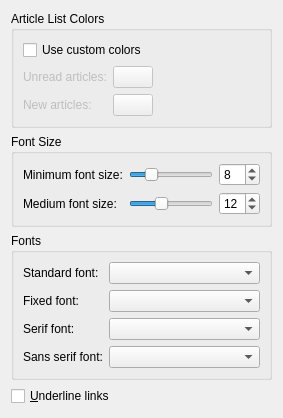
Above: akregator/configuration/settings_appearance.ui from KDE/kdepim before the change. Below: the same form after it.
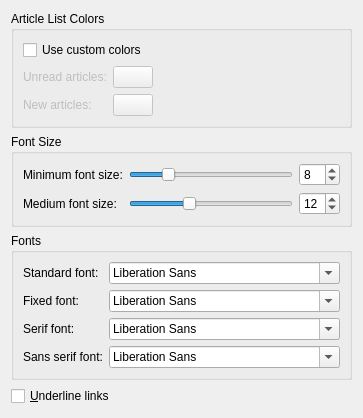
That is the form after the change. Custom widgets are drawn as their Qt base class.

Commit message: KFontComboBox -> QFontComboBox

```diff
--- a/akregator/configuration/settings_appearance.ui
+++ b/akregator/configuration/settings_appearance.ui
@@ -177,7 +177,7 @@
        </widget>
       </item>
       <item row="0" column="1">
-       <widget class="KFontComboBox" name="kcfg_StandardFont"/>
+       <widget class="QFontComboBox" name="kcfg_StandardFont"/>
       </item>
       <item row="1" column="0">
        <widget class="QLabel" name="textLabel2_2">
@@ -187,7 +187,7 @@
        </widget>
       </item>
       <item row="1" column="1">
-       <widget class="KFontComboBox" name="kcfg_FixedFont"/>
+       <widget class="QFontComboBox" name="kcfg_FixedFont"/>
       </item>
       <item row="2" column="0">
        <widget class="QLabel" name="textLabel3">
@@ -197,7 +197,7 @@
        </widget>
       </item>
       <item row="2" column="1">
-       <widget class="KFontComboBox" name="kcfg_SerifFont"/>
+       <widget class="QFontComboBox" name="kcfg_SerifFont"/>
       </item>
       <item row="3" column="0">
        <widget class="QLabel" name="textLabel4">
@@ -207,7 +207,7 @@
        </widget>
       </item>
       <item row="3" column="1">
-       <widget class="KFontComboBox" name="kcfg_SansSerifFont"/>
+       <widget class="QFontComboBox" name="kcfg_SansSerifFont"/>
       </item>
      </layout>
     </widget>
@@ -237,11 +237,6 @@
    <extends>QSpinBox</extends>
    <header>KPluralHandlingSpinBox</header>
   </customwidget>
-  <customwidget>
-   <class>KFontComboBox</class>
-   <extends>KComboBox</extends>
-   <header>kfontcombobox.h</header>
-  </customwidget>
   <customwidget>
    <class>KComboBox</class>
    <extends>QComboBox</extends>
```
